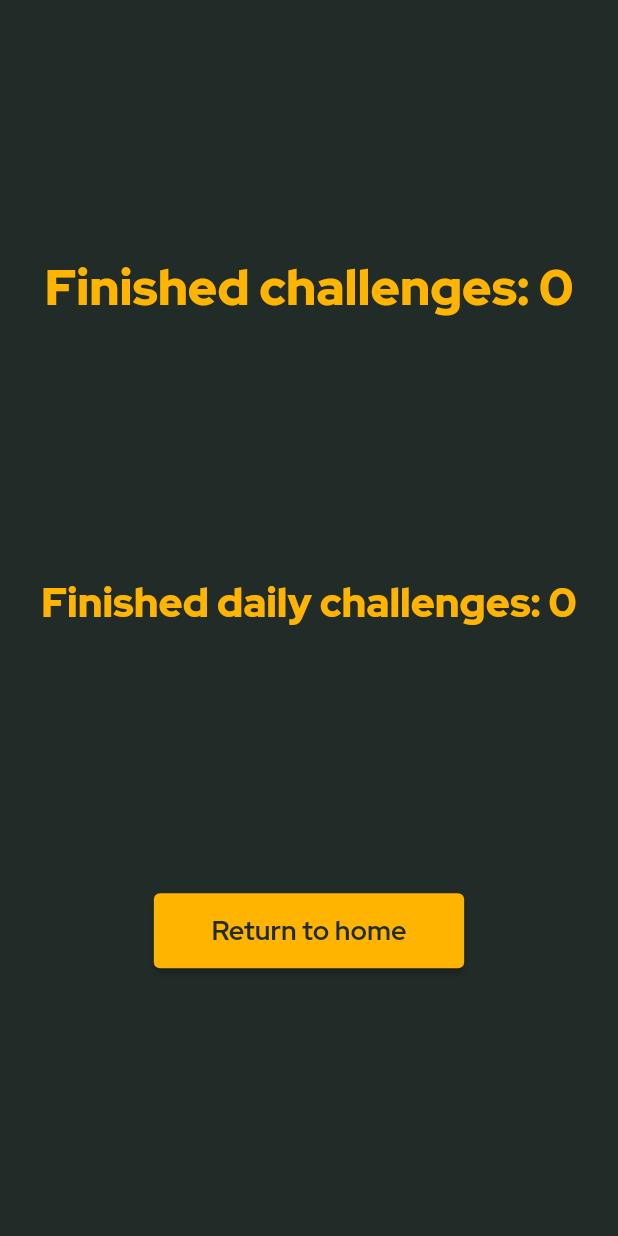
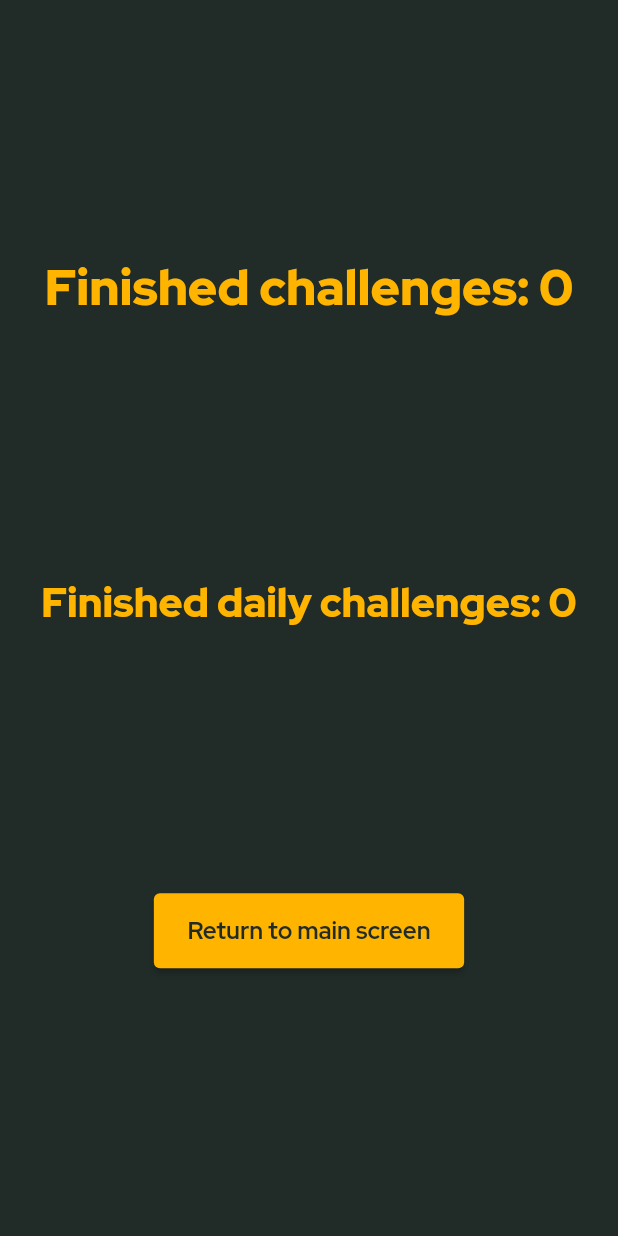
Before and after one commit to sensai7/make_a_beat, a Flutter app: the screen it shows after launch, after a tap on "Stats", on a phone screen of 412 x 824 dp. Run offline on Flutter 3.47's test engine with Material 2 defaults, Android fonts, the phone set to English and light mode, and no system bars; drawn by our look-alikes of auto_size_text; our stand-ins replace flutter_countdown_timer, font_awesome_flutter, google_fonts, shared_preferences, wakelock; missing offline and left inert: flutter_web_frame.

Commit message:
Added awake screen if the timer is running

```diff
--- a/lib/screens/finish_screen.dart
+++ b/lib/screens/finish_screen.dart
@@ -4,6 +4,7 @@ import 'package:flutter/material.dart';
 import 'package:google_fonts/google_fonts.dart';
 import 'package:make_a_beat/controllers/challenge_brain.dart';
 import 'package:make_a_beat/screens/welcome_screen.dart';
+import 'package:wakelock/wakelock.dart';
 import '../controllers/date_seed.dart';
 import '../widgets/challenge_top.dart';
 import '../widgets/finish_social_button_group.dart';
@@ -21,6 +22,10 @@ class FinishScreen extends StatelessWidget {
   Widget build(BuildContext context) {
     SystemChrome.setPreferredOrientations([DeviceOrientation.portraitUp, DeviceOrientation.portraitDown]);
     DateSeed dateSeed = DateSeed();
+
+    // disable awake screen
+    Wakelock.disable();
+
     return SafeArea(
       child: Scaffold(
         body: WillPopScope(
--- a/lib/screens/stats_screen.dart
+++ b/lib/screens/stats_screen.dart
@@ -28,7 +28,7 @@ class _StatsScreenState extends State<StatsScreen> {
     _loadCounter();
   }
 
-  //fixme cookies for web?
+  //soft fix me cookies for web? not a priority, first lets get the android app rolling
   Future<void> _loadCounter() async {
     final prefs = await SharedPreferences.getInstance();
     setState(() {
@@ -42,7 +42,7 @@ class _StatsScreenState extends State<StatsScreen> {
   Widget build(BuildContext context) {
     SystemChrome.setPreferredOrientations([DeviceOrientation.portraitUp, DeviceOrientation.portraitDown]);
 
-    // todo other stats
+    // soft todo other stats
 
     return SafeArea(
       child: Scaffold(
--- a/lib/screens/timer_screen.dart
+++ b/lib/screens/timer_screen.dart
@@ -10,6 +10,7 @@ import 'package:make_a_beat/screens/finish_screen.dart';
 import 'package:make_a_beat/screens/welcome_screen.dart';
 import 'package:make_a_beat/widgets/challenge_top.dart';
 import 'package:shared_preferences/shared_preferences.dart';
+import 'package:wakelock/wakelock.dart';
 import '../widgets/timer_button.dart';
 import '../widgets/timer_display_timer.dart';
 import '../widgets/timer_prompt_bullet_list.dart';
@@ -69,6 +70,9 @@ class _TimerScreenState extends State<TimerScreen> {
     // force portrait orientation
     SystemChrome.setPreferredOrientations([DeviceOrientation.portraitUp, DeviceOrientation.portraitDown]);
 
+    // force awake screen
+    Wakelock.enable();
+
     // Controllers
     DateSeed dateSeed = DateSeed();
 
@@ -79,7 +83,7 @@ class _TimerScreenState extends State<TimerScreen> {
             builder: (context) => AlertDialog(
               backgroundColor: kColorBackground,
               title: const Text('Exit screen'),
-              content: const Text('Do you want to return to the challenge screen?'),
+              content: const Text('Do you want to return to the main screen?'),
               actions: [
                 ElevatedButton(
                   style: ButtonStyle(
--- a/lib/screens/welcome_screen.dart
+++ b/lib/screens/welcome_screen.dart
@@ -1,6 +1,7 @@
 import 'package:flutter/services.dart';
 import 'package:flutter/material.dart';
 import 'package:shared_preferences/shared_preferences.dart';
+import 'package:wakelock/wakelock.dart';
 import '../widgets/welcome_title.dart';
 import '../widgets/welcome_button_group.dart';
 
@@ -21,6 +22,9 @@ class WelcomeScreen extends StatelessWidget {
     addBoot();
 
     // todo disable daily if its already done
+
+    // disable awake screen
+    Wakelock.disable();
 
     return SafeArea(
       child: Scaffold(
--- a/lib/widgets/return_to_home_button.dart
+++ b/lib/widgets/return_to_home_button.dart
@@ -31,10 +31,10 @@ class ReturnToHomeButton extends StatelessWidget {
                     );
             },
             child: Text(
-              "Return to home",
+              "Return to main screen",
               style: GoogleFonts.redHatDisplay(
                 fontWeight: FontWeight.w700,
-                fontSize: 18,
+                fontSize: 16,
                 color: kColorBackground,
               ),
             ),
--- a/pubspec.yaml
+++ b/pubspec.yaml
@@ -41,6 +41,7 @@ dependencies:
   font_awesome_flutter: ^10.1.0
   url_launcher: ^6.1.5
   shared_preferences: ^2.0.15
+  wakelock: ^0.6.2
 
 dev_dependencies:
   flutter_test:
```
Also changed, not shown: pubspec.lock.
